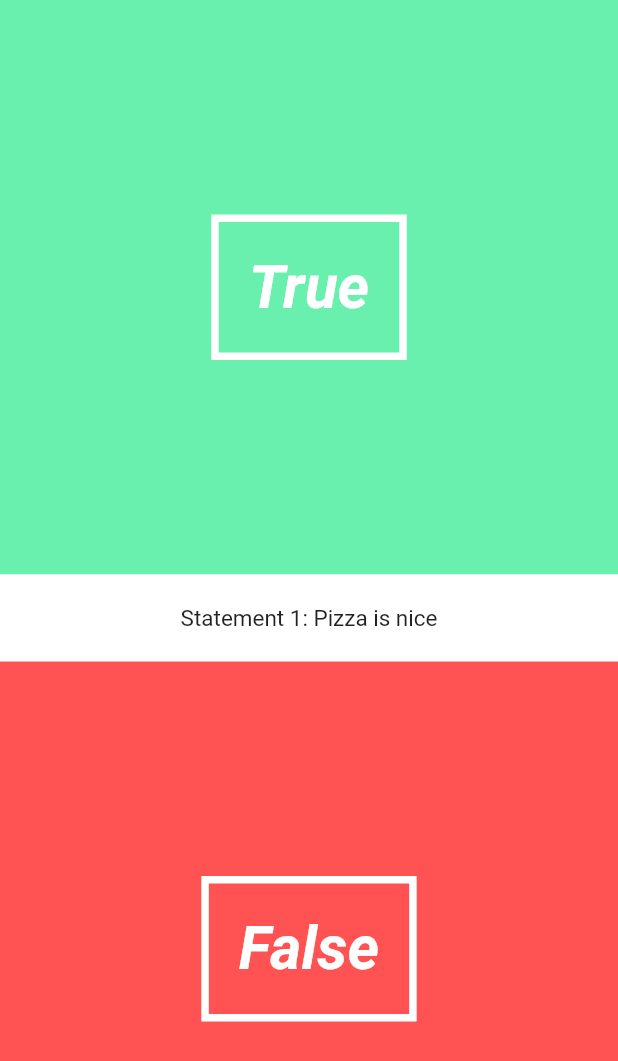
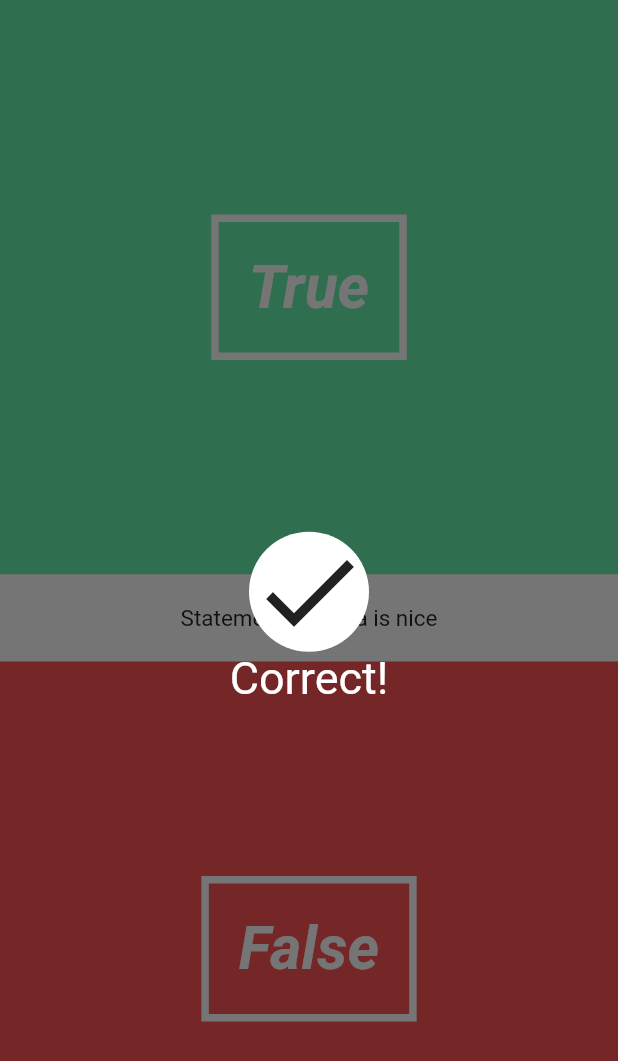
Before and after one commit to KeeperOfTheVoid/quiz-app-flutter, a Flutter app: the screen it shows after launch, on a phone screen of 412 x 824 dp. Shown: the top 1061 px of the screen. Run offline on Flutter 3.47's test engine with Material 2 defaults, Android fonts, the phone set to English and light mode, and no system bars.

Commit message:
Add boolean logic for Correct/Incorrect Answers
- Add logic to swap between "Correct/Wrong"
- Add respecive icons

```diff
--- a/lib/screens/quiz_screen.dart
+++ b/lib/screens/quiz_screen.dart
@@ -5,6 +5,7 @@ import '../utils/quiz.dart';
 
 import '../ui/answer_button.dart';
 import '../ui/question_text.dart';
+import '../ui/answer_overlay.dart';
 
 class QuizScreen extends StatefulWidget {
   @override
@@ -15,6 +16,7 @@ class QuizScreenState extends State<QuizScreen> {
   @override
   Widget build(BuildContext context) {
     return new Stack(
+      fit: StackFit.expand,
       children: <Widget>[
         new Column(
           // This is our main screen
@@ -24,6 +26,7 @@ class QuizScreenState extends State<QuizScreen> {
             new AnswerButton(false, () => print("You answered false"))
           ],
         ),
+        new AnswerOverlay(true)
       ],
     );
   }
--- /dev/null
+++ b/lib/ui/answer_overlay.dart
@@ -0,0 +1,35 @@
+import 'package:flutter/material.dart';
+
+class AnswerOverlay extends StatefulWidget {
+  final bool _isCorrect;
+
+  AnswerOverlay(this._isCorrect);
+
+  @override
+  State createState() => new AnswerOverlayState();
+}
+
+class AnswerOverlayState extends State<AnswerOverlay> {
+  @override
+  Widget build(BuildContext context) {
+    return new Material(
+      color: Colors.black54,
+      child: new InkWell(
+        onTap: () => print("You tapped the overlay!"),
+        child: new Column(
+          mainAxisAlignment: MainAxisAlignment.center,
+          children: <Widget>[
+            new Container(
+              decoration: new BoxDecoration(
+                color: Colors.white,
+                shape: BoxShape.circle,
+              ),
+              child: new Icon(widget._isCorrect == true ? Icons.done : Icons.clear, size: 80.0,),
+            ),
+            new Text(widget._isCorrect == true ? "Correct!" : "Wrong!", style: new TextStyle(color: Colors.white, fontSize: 30.0, ),)
+          ],
+        ),
+      ),
+    );
+  }
+}
```
